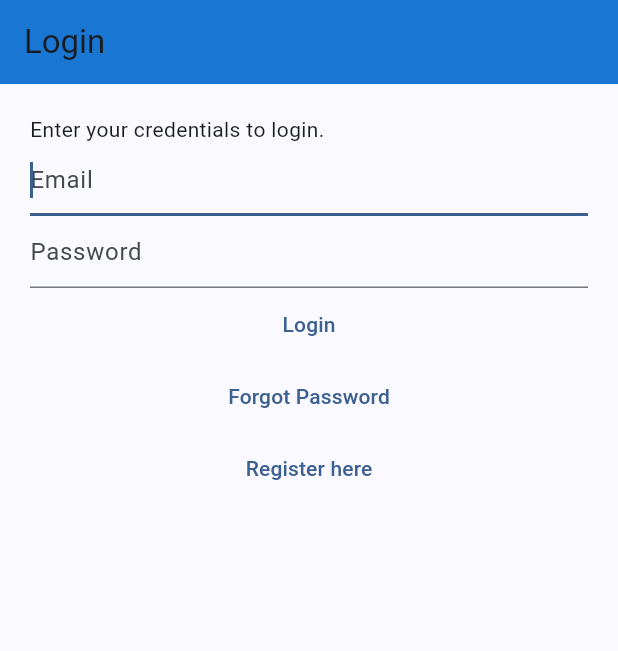
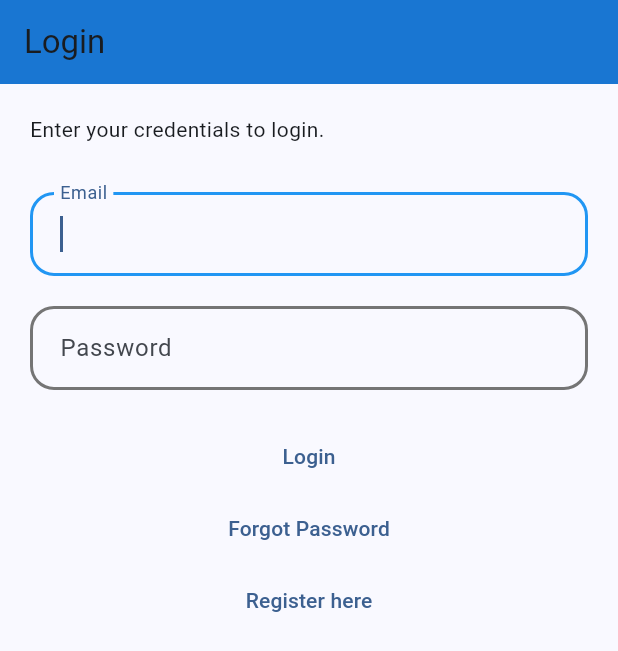
Before and after one commit to mohnishdeshpande/eznotes, a Flutter app: the screen it shows after launch, on a phone screen of 412 x 824 dp. Shown: the top 651 px of the screen. Run offline on Flutter 3.47's test engine with Material 2 defaults, Android fonts, the phone set to English and light mode, and no system bars; our stand-ins replace bloc, cloud_firestore, equatable, firebase_auth, firebase_core, flutter_bloc and 1 more; accounts and stored records are empty.

```diff
--- a/lib/main.dart
+++ b/lib/main.dart
@@ -6,6 +6,7 @@ import 'package:mynotes/services/auth/bloc/auth_bloc.dart';
 import 'package:mynotes/services/auth/bloc/auth_event.dart';
 import 'package:mynotes/services/auth/bloc/auth_state.dart';
 import 'package:mynotes/services/auth/firebase_auth_provider.dart';
+import 'package:mynotes/themes/theme.dart';
 import 'package:mynotes/views/forgot_password_view.dart';
 import 'package:mynotes/views/login_view.dart';
 import 'package:mynotes/views/notes/create_update_note_view.dart';
@@ -24,6 +25,7 @@ void main() {
       colorScheme: ColorScheme.fromSeed(seedColor: themeColor),
       useMaterial3: true,
       primarySwatch: Colors.blue,
+      inputDecorationTheme: MyTheme.myInputDecoration(themeColor),
       appBarTheme: AppBarTheme(
         color: themeColor,
       ),
--- a/lib/views/forgot_password_view.dart
+++ b/lib/views/forgot_password_view.dart
@@ -52,6 +52,7 @@ class _ForgotPasswordViewState extends State<ForgotPasswordView> {
           padding: const EdgeInsets.all(16),
           child: Column(children: [
             const Text('Enter email to send password reset link'),
+            const Padding(padding: EdgeInsets.all(16.0)),
             TextField(
               controller: _textController,
               enableSuggestions: false,
--- a/lib/views/login_view.dart
+++ b/lib/views/login_view.dart
@@ -57,6 +57,7 @@ class _LoginViewState extends State<LoginView> {
             crossAxisAlignment: CrossAxisAlignment.start,
             children: [
               const Text('Enter your credentials to login.'),
+              const Padding(padding: EdgeInsets.all(16.0)),
               TextField(
                 controller: _email,
                 enableSuggestions: false,
@@ -64,7 +65,8 @@ class _LoginViewState extends State<LoginView> {
                 autofocus: true,
                 keyboardType: TextInputType.emailAddress,
                 decoration: const InputDecoration(
-                  hintText: 'Email',
+                  labelText: 'Email',
+                  helperText: '',
                 ),
               ),
               TextField(
@@ -73,7 +75,8 @@ class _LoginViewState extends State<LoginView> {
                 enableSuggestions: false,
                 autocorrect: false,
                 decoration: const InputDecoration(
-                  hintText: 'Password',
+                  labelText: 'Password',
+                  helperText: '',
                 ),
               ),
               Center(
--- a/lib/views/register_view.dart
+++ b/lib/views/register_view.dart
@@ -59,6 +59,7 @@ class _RegisterViewState extends State<RegisterView> {
             crossAxisAlignment: CrossAxisAlignment.start,
             children: [
               const Text('Enter your email address and a password'),
+              const Padding(padding: EdgeInsets.all(16.0)),
               // email text field
               TextField(
                 controller: _email,
```
Also changed, not shown: lib/services/cloud/firebase_cloud_storage.dart (+5 -17 lines), lib/themes/theme.dart (added, +35 -0 lines).
